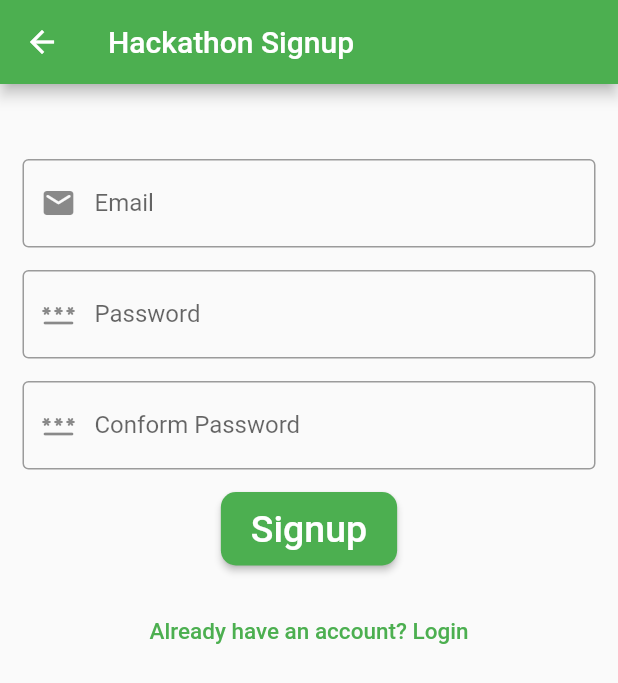
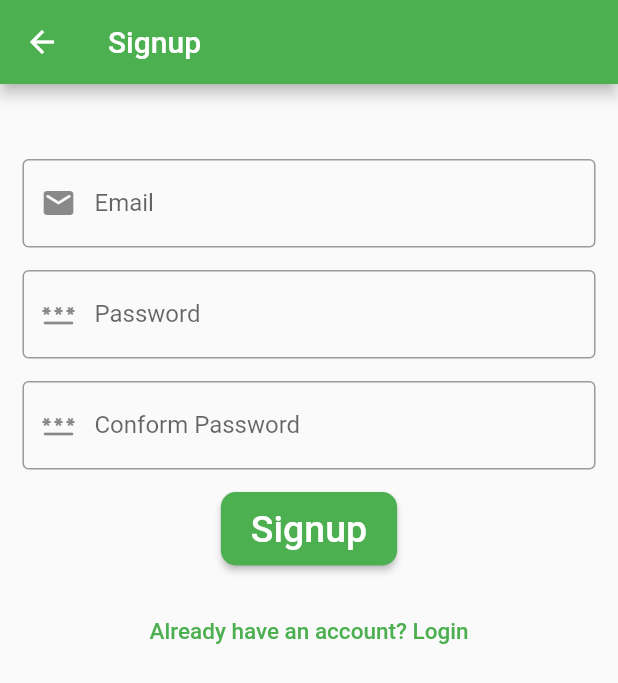
Before and after one commit to rugvedkoshiya/Hackathon-Scanner, a Flutter app: the SignupPage screen opened directly, on a phone screen of 412 x 824 dp. Shown: the top 683 px of the screen. Run offline on Flutter 3.47's test engine with Material 2 defaults, Android fonts, the phone set to English and light mode, and no system bars; our stand-ins replace another_flushbar, cloud_firestore, firebase_auth, firebase_core, firebase_storage, fluttertoast and 2 more; missing offline and left inert: barcode_scan2, flutter_vibrate, soundpool; accounts and stored records are empty.

Commit message:
readme + docs

```diff
--- a/lib/screen/signup.dart
+++ b/lib/screen/signup.dart
@@ -23,22 +23,13 @@ class _SignupPageState extends State<SignupPage> {
     return Scaffold(
       appBar: AppBar(
         backgroundColor: Colors.green,
-        title: const Text("Hackathon Signup"),
+        title: const Text("Signup"),
       ),
       body: SingleChildScrollView(
         child: Form(
           key: _formkey,
           child: Column(
             children: <Widget>[
-              // Padding(
-              //   padding: const EdgeInsets.only(top: 60.0),
-              //   child: Center(
-              //     child: SizedBox(
-              //         width: 200,
-              //         height: 150,
-              //         child: Image.asset('asset/image/flutter_horizontal.png')),
-              //   ),
-              // ),
               Padding(
                 padding: const EdgeInsets.only(top: 50, left: 15, right: 15),
                 child: TextFormField(
```
Also changed, not shown: 19 other files.
